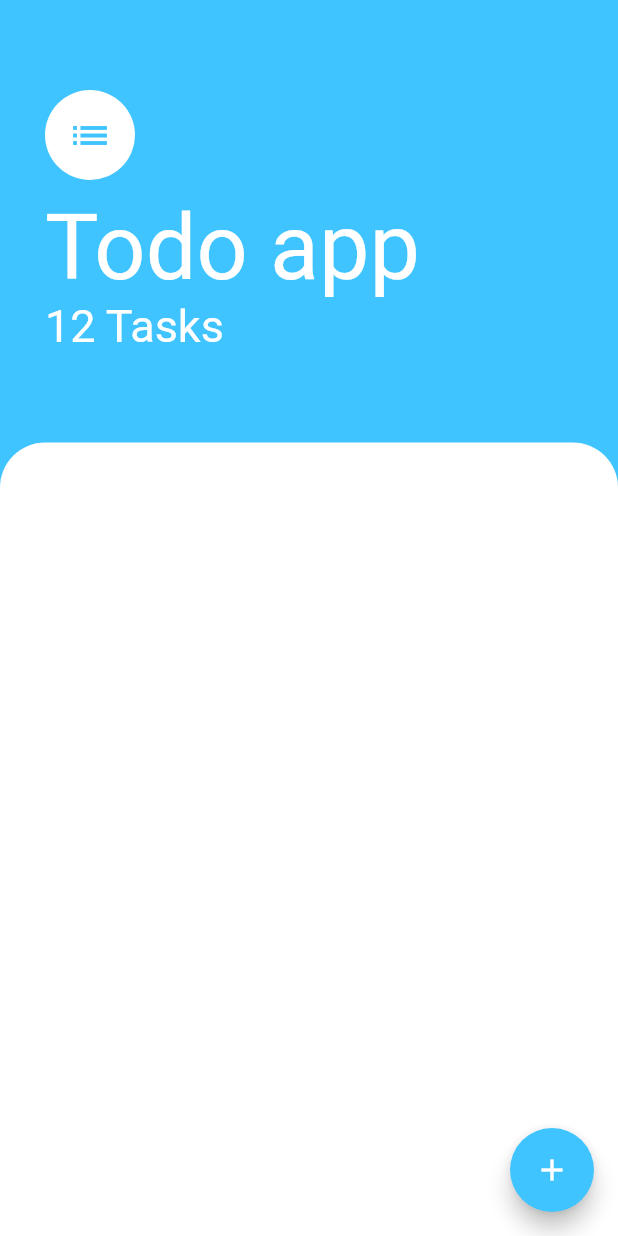
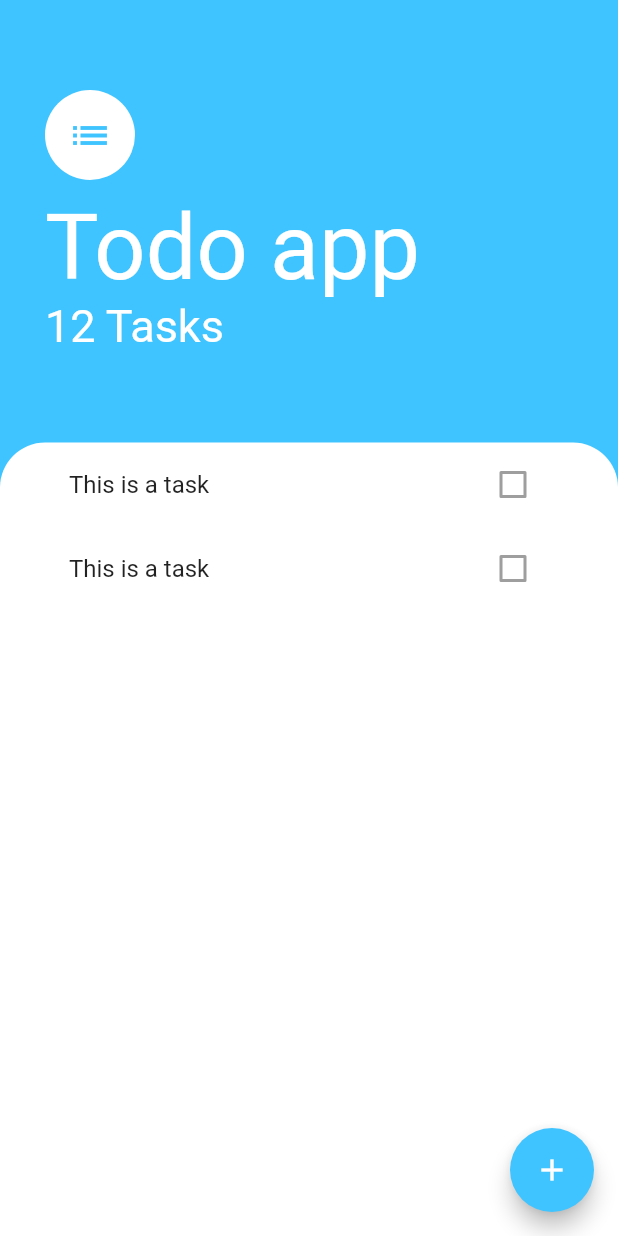
Before and after one commit to cloudy-ninja/flutter_todoapp, a Flutter app: the screen it shows after launch, on a phone screen of 412 x 824 dp. Run offline on Flutter 3.47's test engine with Material 2 defaults, Android fonts, the phone set to English and light mode, and no system bars.

Commit message:
add list view

```diff
--- a/lib/screens/TaskScreen.dart
+++ b/lib/screens/TaskScreen.dart
@@ -1,4 +1,5 @@
 import 'package:flutter/material.dart';
+import 'package:todoey_flutter/widgets/TaskList.dart';
 
 class TaskScreen extends StatelessWidget {
   @override
@@ -41,11 +42,12 @@ class TaskScreen extends StatelessWidget {
           ),
           Expanded(
             child: Container(
-              height: 300,
+              padding: EdgeInsets.symmetric(horizontal: 30),
               decoration: BoxDecoration(
                 color: Colors.white,
                 borderRadius: BorderRadius.only(topLeft: Radius.circular(30.0), topRight: Radius.circular(30.0)),
               ),
+              child: TaskList(),
             ),
           ),
         ],
--- /dev/null
+++ b/lib/widgets/TaskList.dart
@@ -0,0 +1,18 @@
+import 'package:flutter/material.dart';
+import 'TaskTile.dart';
+
+class TaskList extends StatelessWidget {
+  const TaskList({
+    Key key,
+  }) : super(key: key);
+
+  @override
+  Widget build(BuildContext context) {
+    return ListView(
+      children: [
+        TaskTile(),
+        TaskTile(),
+      ],
+    );
+  }
+}
--- /dev/null
+++ b/lib/widgets/TaskTile.dart
@@ -0,0 +1,15 @@
+import 'package:flutter/material.dart';
+
+class TaskTile extends StatelessWidget {
+  const TaskTile({
+    Key key,
+  }) : super(key: key);
+
+  @override
+  Widget build(BuildContext context) {
+    return ListTile(
+      title: Text('This is a task'),
+      trailing: Checkbox(value: false, onChanged: null),
+    );
+  }
+}
```
